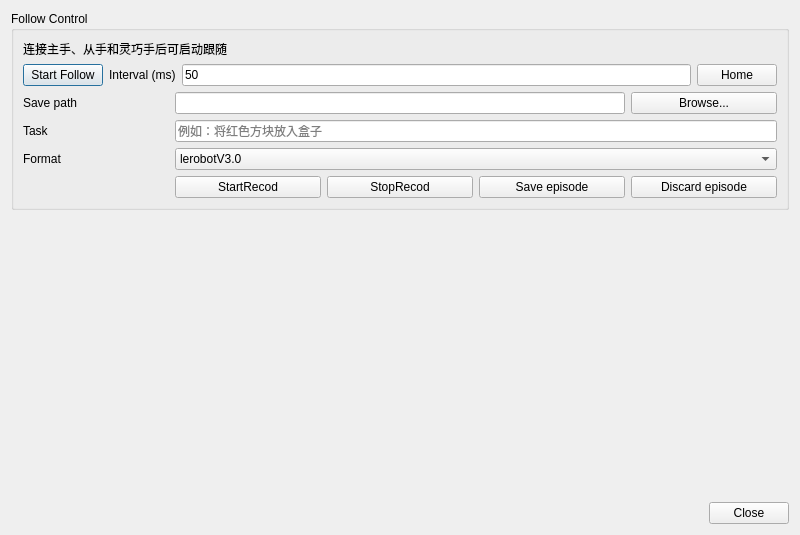
This is src/ui/follow_control_window.ui in FAN0909/master_slave_control_v2 as Qt 5 draws it before an edit. The edited form follows.
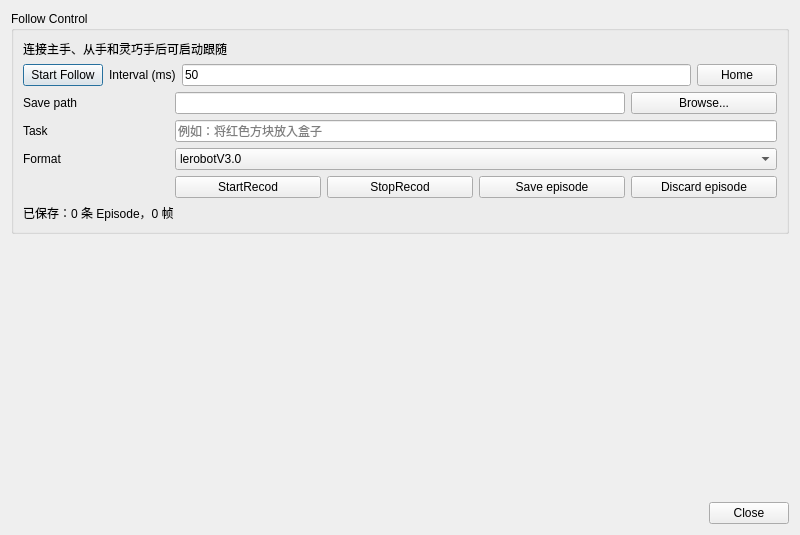
This is the edited form.

What changed in the file:
```diff
--- a/src/ui/follow_control_window.ui
+++ b/src/ui/follow_control_window.ui
@@ -162,6 +162,16 @@
             </item>
            </widget>
           </item>
+          <item row="4" column="0" colspan="5">
+           <widget class="QLabel" name="label_saved_episodes">
+            <property name="toolTip">
+             <string>当前保存目录和所选格式的数据集中已保存的 episode 条数及累计帧数。</string>
+            </property>
+            <property name="text">
+             <string>已保存：0 条 Episode，0 帧</string>
+            </property>
+           </widget>
+          </item>
          </layout>
         </item>
        </layout>
```
